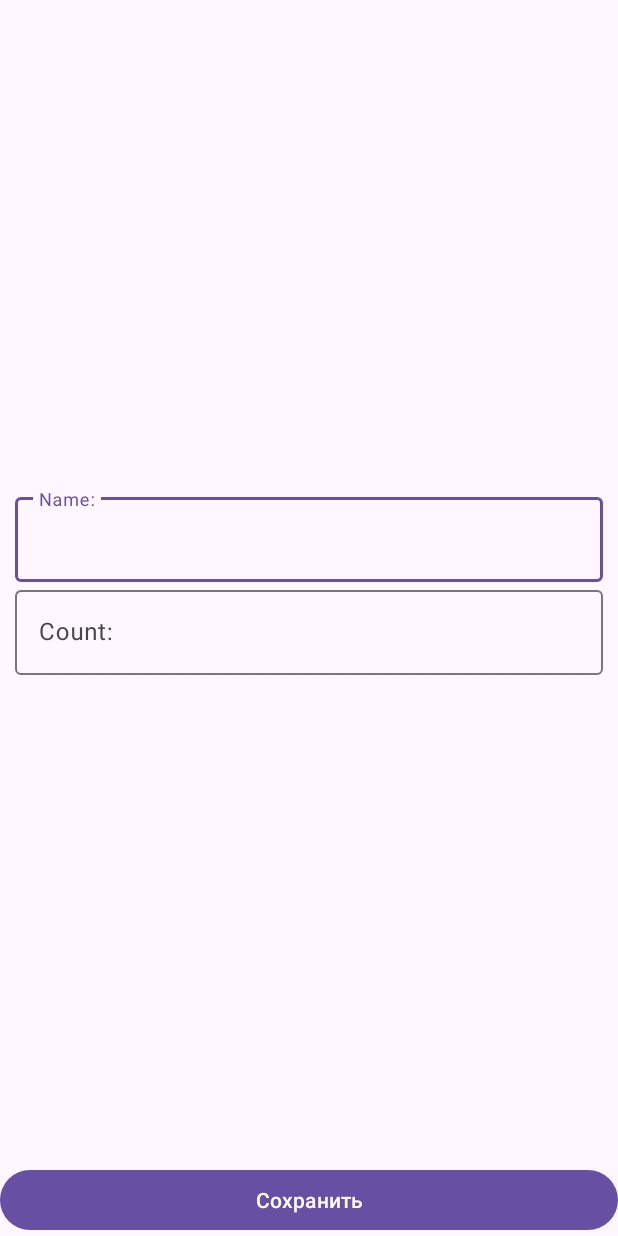
After one commit to redbox12/ShopingList, an Android app: the layout activity_shop_item.xml on its own in the app's theme, with its tools: preview values and no code run, on a phone screen of 412 x 824 dp. The commit adds this screen. Run offline under Robolectric (Android 15) with nearby library versions, the phone set to English and light mode, and no system bars.

Commit message:
add shopItem add and edit

```diff
--- a/app/src/main/AndroidManifest.xml
+++ b/app/src/main/AndroidManifest.xml
@@ -13,6 +13,10 @@
         android:theme="@style/Theme.ShopingList"
         tools:targetApi="31">
         <activity
+            android:name=".presentation.ShopItemActivity"
+            android:windowSoftInputMode="adjustResize"
+            android:exported="false" />
+        <activity
             android:name=".presentation.MainActivity"
             android:exported="true">
             <intent-filter>
--- a/app/src/main/java/com/example/shopinglist/data/ShopListRepositoryImpl.kt
+++ b/app/src/main/java/com/example/shopinglist/data/ShopListRepositoryImpl.kt
@@ -18,7 +18,7 @@ object ShopListRepositoryImpl: ShopListRepository {
     private var autoIncrementId: Int = 0
 
     init {
-        for (i in 0 until 100){
+        for (i in 0 until 2){
             val item = ShopItem("Хлеб $i", i, Random.nextBoolean())
             addShopItem(item)
         }
--- /dev/null
+++ b/app/src/main/res/layout/activity_shop_item.xml
@@ -0,0 +1,55 @@
+<?xml version="1.0" encoding="utf-8"?>
+<androidx.constraintlayout.widget.ConstraintLayout xmlns:android="http://schemas.android.com/apk/res/android"
+    xmlns:app="http://schemas.android.com/apk/res-auto"
+    xmlns:tools="http://schemas.android.com/tools"
+    android:layout_width="match_parent"
+    android:layout_height="match_parent"
+    tools:context=".presentation.ShopItemActivity">
+
+    <com.google.android.material.textfield.TextInputLayout
+        android:id="@+id/til_name"
+        android:layout_width="match_parent"
+        android:layout_height="wrap_content"
+        android:layout_marginHorizontal="10dp"
+        app:layout_constraintBottom_toTopOf="@+id/til_count"
+        app:layout_constraintStart_toStartOf="parent"
+        app:layout_constraintTop_toTopOf="parent"
+        app:layout_constraintVertical_chainStyle="packed"
+        >
+
+        <com.google.android.material.textfield.TextInputEditText
+            android:id="@+id/et_name"
+            android:layout_width="match_parent"
+            android:layout_height="wrap_content"
+            android:hint="@string/name_hint"
+            android:inputType="textCapWords" />
+    </com.google.android.material.textfield.TextInputLayout>
+
+    <com.google.android.material.textfield.TextInputLayout
+        android:id="@+id/til_count"
+        android:layout_width="match_parent"
+        android:layout_height="wrap_content"
+        android:layout_marginHorizontal="10dp"
+        app:layout_constraintBottom_toTopOf="@+id/button_save"
+        app:layout_constraintTop_toBottomOf="@+id/til_name"
+        tools:layout_editor_absoluteX="10dp">
+
+        <com.google.android.material.textfield.TextInputEditText
+            android:id="@+id/et_count"
+            android:layout_width="match_parent"
+            android:layout_height="wrap_content"
+            android:hint="@string/count_hint"
+            android:inputType="number" />
+    </com.google.android.material.textfield.TextInputLayout>
+
+    <Button
+        android:id="@+id/button_save"
+        android:layout_width="match_parent"
+        android:layout_height="wrap_content"
+        android:text="@string/save_button"
+        app:layout_constraintBottom_toBottomOf="parent"
+        app:layout_constraintEnd_toEndOf="parent"
+        app:layout_constraintHorizontal_bias="0.5"
+        app:layout_constraintStart_toStartOf="parent"
+        />
+</androidx.constraintlayout.widget.ConstraintLayout>
--- a/app/src/main/res/values/strings.xml
+++ b/app/src/main/res/values/strings.xml
@@ -2,4 +2,10 @@
     <string name="app_name">ShopingList</string>
     <string name="task_name">Купить молоко</string>
     <string name="add_new_shop_item">Add new shop item</string>
+    <string name="save_button">Сохранить</string>
+    <string name="count_hint">Count:</string>
+    <string name="name_hint">Name:</string>
+    <string name="error_text">Invalide name</string>
+    <string name="error_count">Invalide count</string>
+
 </resources>
```
Also changed, not shown: app/src/main/java/com/example/shopinglist/presentation/MainActivity.kt (+26 -13 lines), app/src/main/java/com/example/shopinglist/presentation/ShopItemActivity.kt (added, +160 -0 lines), app/src/main/java/com/example/shopinglist/presentation/ShopListAdapter.kt (+4 -7 lines), app/src/main/java/com/example/shopinglist/presentation/viewModel/MainViewModel.kt (renamed from app/src/main/java/com/example/shopinglist/presentation/MainViewModel.kt, +1 -9 lines), app/src/main/java/com/example/shopinglist/presentation/viewModel/ShopItemViewModal.kt (added, +105 -0 lines).
